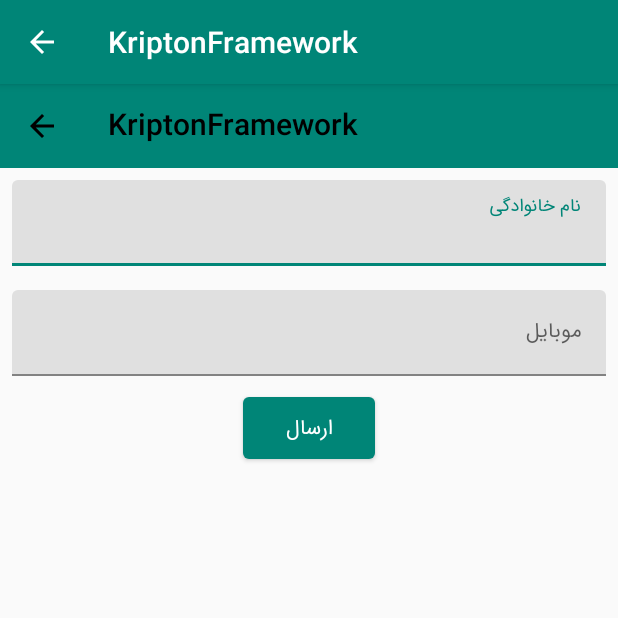
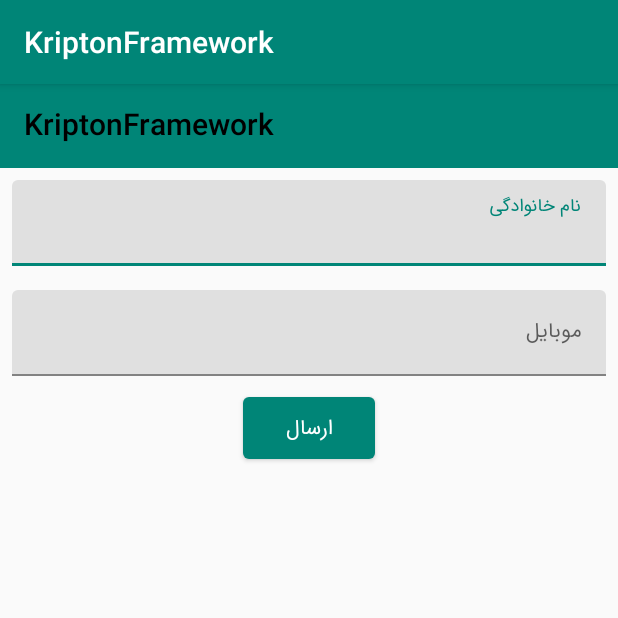
Before and after one commit to alimodares2003/KriptonFramework, an Android app: the Activity screen opened directly, with no data from a screen before it, on a phone screen of 412 x 824 dp, the top half of it. Run offline under Robolectric (Android 15) with nearby library versions, the phone set to English and light mode, and no system bars; our stand-ins replace RxJava; libraries missing offline, so code that uses them is left out: com.afollestad.materialdialogs; network calls fail; 3 statements that could not run were skipped.

```diff
--- a/framework/src/main/java/ir/adp/framework/base/BaseActivity.kt
+++ b/framework/src/main/java/ir/adp/framework/base/BaseActivity.kt
@@ -5,6 +5,7 @@ import androidx.core.content.ContextCompat
 import ir.adp.framework.R
 import ir.adp.framework.data.api.ApiClient
 import ir.adp.framework.data.manager.DataManager
+import ir.adp.framework.utils.DisplayHelper
 import ir.adp.framework.utils.changeColorDrawableRes
 import ir.adp.framework.utils.showAnimation
 import ir.adp.widgets.Toolbar
@@ -23,7 +24,7 @@ open class BaseActivity : AppCompatActivity() {
         toolbar = findViewById(R.id.toolbar)
         setSupportActionBar(toolbar)
         dataManager = DataManager(application)
-
+        DisplayHelper.changeAppDirection(this, dataManager.get("direction", ""))
         val icon = changeColorDrawableRes(this, resBackIcon, ContextCompat.getColor(this, R.color.toolbar_color))
 
         if (isShowBack) {
```
